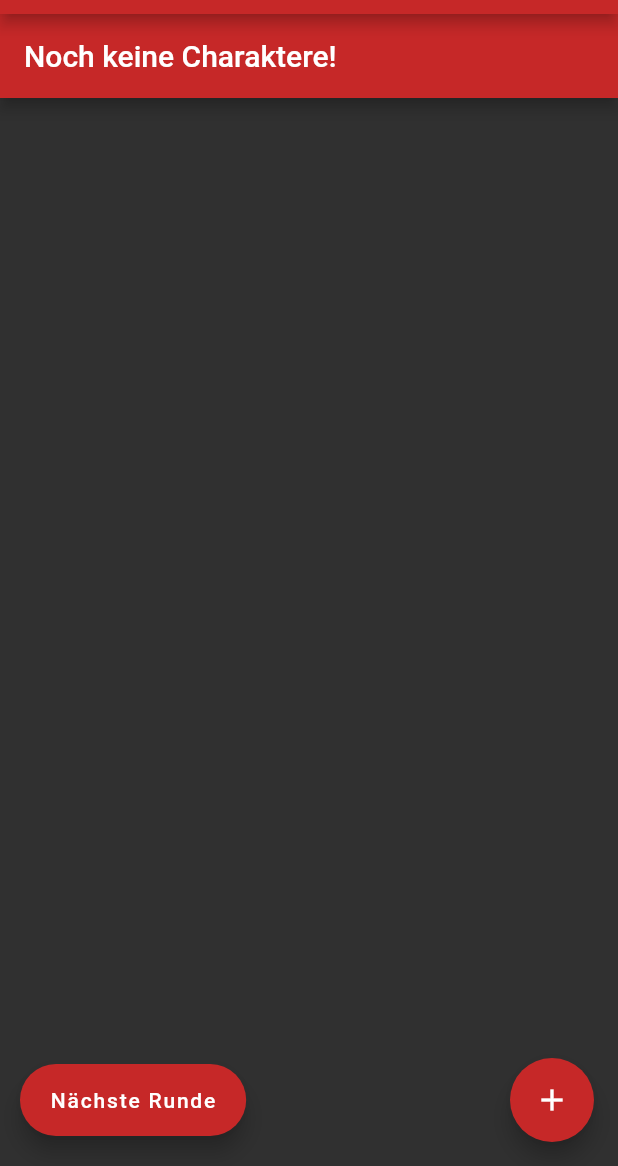
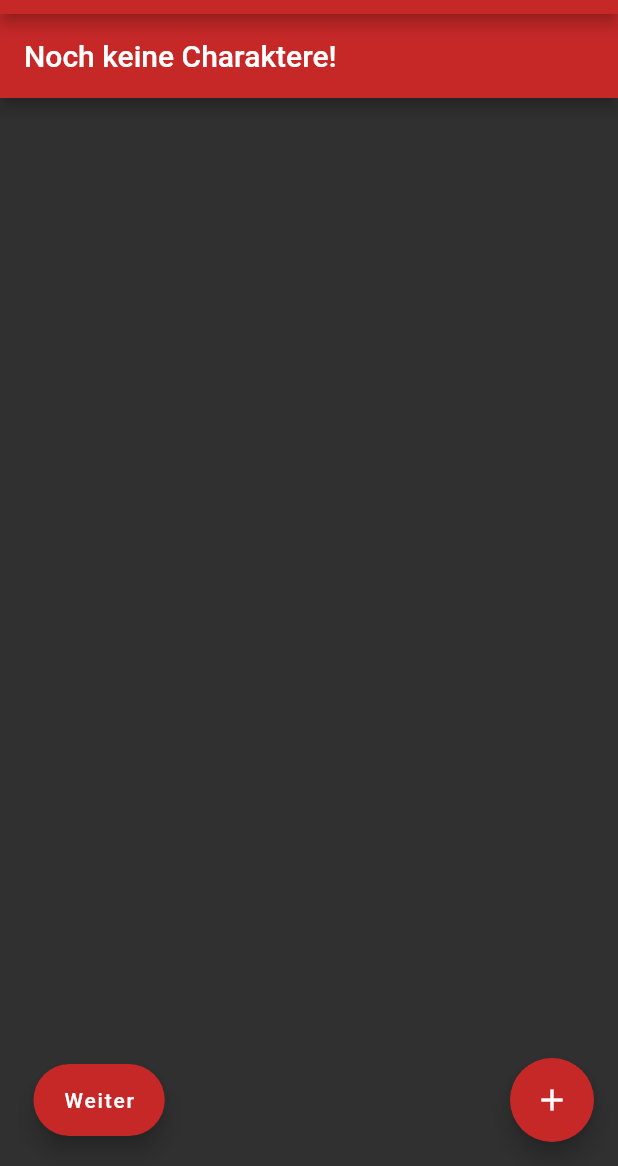
Before and after one commit to FSchierok/dndIntTracker, a Flutter app: the screen it shows after launch, on a phone screen of 412 x 824 dp, the part 70-1236 px from its top. Run offline on Flutter 3.47's test engine with Material 2 defaults, Android fonts, the phone set to English and light mode, and no system bars.

Commit message:
change button text

```diff
--- a/dnd_init_tracker/lib/main.dart
+++ b/dnd_init_tracker/lib/main.dart
@@ -58,7 +58,7 @@ class _InitListState extends State<InitList> {
                         })
                       },
                   heroTag: null,
-                  label: const Text("Nächste Runde")),
+                  label: const Text("Weiter")),
               Spacer(
                 flex: 6,
               ),
@@ -234,4 +234,3 @@ class CharListHandler {
     _charList.remove(char);
   }
 }
-// TODO: init = init *100
```
Also changed, not shown: 1 other file.
